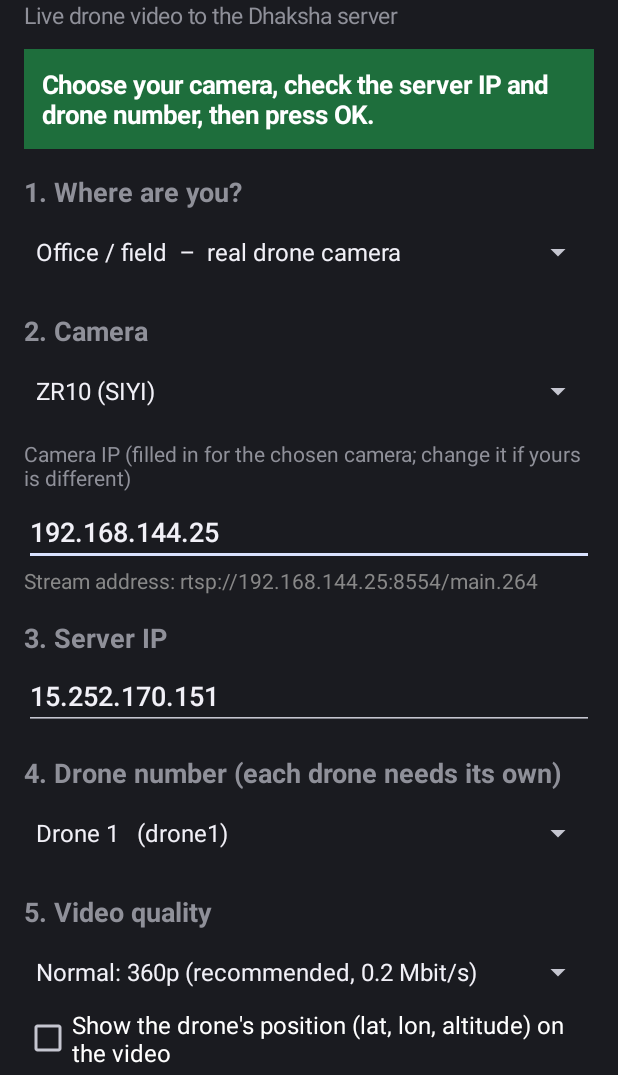
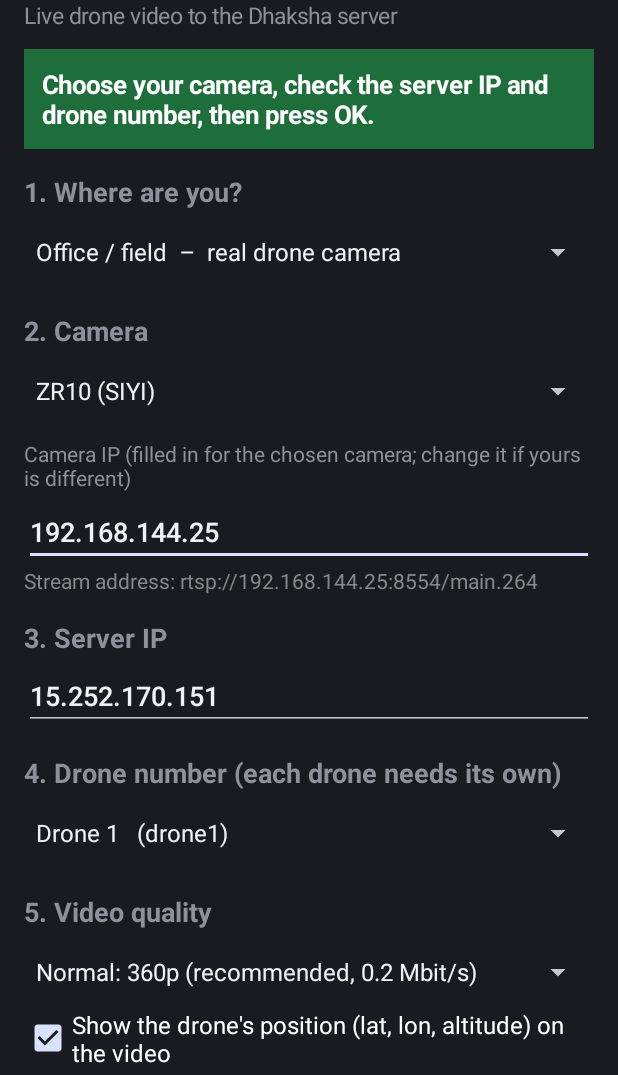
Before and after one commit to mariappanchellam/qgroundcontrol-v4.2.3, an Android app: the screen it shows after launch (MainActivity), on a phone screen of 412 x 824 dp, the part 161-1236 px from its top. Run offline under Robolectric (Android 15) with nearby library versions, the phone set to English and light mode, and no system bars.

Commit message:
feat(dhaksha-key): Home sends a TEST position, Office the real one; text never stops the video (2.6)
Home now always writes a made-up position on the cartoon video:
dhaksha_telemetry.py --fake flies slow circles over Chennai and marks
the line "DRONE<n> TEST", so no drone or DhakshaGroundControl is needed
and it can never be taken for a real position. Office keeps the real
position from DhakshaGroundControl's MAVLink forwarding, now ticked by
default.

The video always comes first: the text file is written before ffmpeg
starts (a missing file made drawtext fail), and the text is first tried
on a tiny test picture; if ffmpeg cannot draw it, the script streams
without the text instead of failing.

Co-Authored-By: Claude Opus 5.5 <noreply@anthropic.com>
Claude-Session: https://claude.ai/code/session_01DRpwcSNKG1Zcnq5aNBpz9b

```diff
--- a/tools/dhaksha/key-android/app/build.gradle
+++ b/tools/dhaksha/key-android/app/build.gradle
@@ -10,8 +10,8 @@ android {
         applicationId 'com.dhaksha.key'
         minSdk 21
         targetSdk 28
-        versionCode 7
-        versionName '2.5'
+        versionCode 8
+        versionName '2.6'
     }
 
     compileOptions {
--- a/tools/dhaksha/key-android/app/src/main/java/com/dhaksha/key/MainActivity.java
+++ b/tools/dhaksha/key-android/app/src/main/java/com/dhaksha/key/MainActivity.java
@@ -68,6 +68,7 @@ public class MainActivity extends Activity {
     private Spinner placeSpinner;
     private LinearLayout cameraSection;
     private TextView homeHint;
+    private TextView positionHint;
     private Spinner cameraSpinner;
     private LinearLayout ipBlock;
     private EditText cameraIp;
@@ -174,11 +175,11 @@ public class MainActivity extends Activity {
         showPosition = new CheckBox(this);
         showPosition.setText("Show the drone's position (lat, lon, altitude) on the video");
         showPosition.setTextSize(16);
-        showPosition.setChecked(prefs.getBoolean("position", false));
+        showPosition.setChecked(prefs.getBoolean("position", true));
+        positionHint = new TextView(this);
+        positionHint.setPadding(0, dp(8), 0, dp(4));
         column.addView(showPosition);
-        addLabel(column, "For the position: in DhakshaGroundControl tick Application Settings > MAVLink > "
-                + "\"Enable MAVLink forwarding\" (host name localhost:" + StreamScripts.TELEMETRY_PORT
-                + "), then restart DhakshaGroundControl.");
+        column.addView(positionHint);
 
         CheckBox advanced = new CheckBox(this);
         advanced.setText("Show advanced settings");
@@ -303,6 +304,13 @@ public class MainActivity extends Activity {
     private void showPlace() {
         cameraSection.setVisibility(atHome() ? View.GONE : View.VISIBLE);
         homeHint.setVisibility(atHome() ? View.VISIBLE : View.GONE);
+        showPosition.setVisibility(atHome() ? View.GONE : View.VISIBLE);
+        positionHint.setText(atHome()
+                ? "Home: a made-up TEST position (lat, lon, altitude) is written on the video. "
+                  + "No drone or DhakshaGroundControl needed."
+                : "For the position: in DhakshaGroundControl tick Application Settings > MAVLink > "
+                  + "\"Enable MAVLink forwarding\" (host name localhost:" + StreamScripts.TELEMETRY_PORT
+                  + "), then restart DhakshaGroundControl.");
         startAnyway.setVisibility(View.GONE);
     }
 
@@ -368,14 +376,14 @@ public class MainActivity extends Activity {
         String scriptPath = camera == null ? StreamScripts.HOME_SCRIPT : camera.scriptPath();
         String server = text(serverIp);
         StreamScripts.Quality quality = StreamScripts.QUALITIES[qualitySpinner.getSelectedItemPosition()];
-        boolean position = showPosition.isChecked();
+        boolean position = camera == null || showPosition.isChecked();
         String stream = StreamScripts.streamScript(camera, rtsp, server, droneNumber(), text(password), quality,
                 position);
         String reader = null;
         if (position) {
             reader = readAsset("dhaksha_telemetry.py");
             if (reader == null) {
-                showBanner("The position reader is missing from this app. Untick \"Show the drone's position\".", true);
+                showBanner("The position reader is missing from this app.", true);
                 return;
             }
         }
```
Also changed, not shown: tools/dhaksha/key-android/app/src/main/java/com/dhaksha/key/StreamScripts.java (+25 -10 lines), 1 other file.
